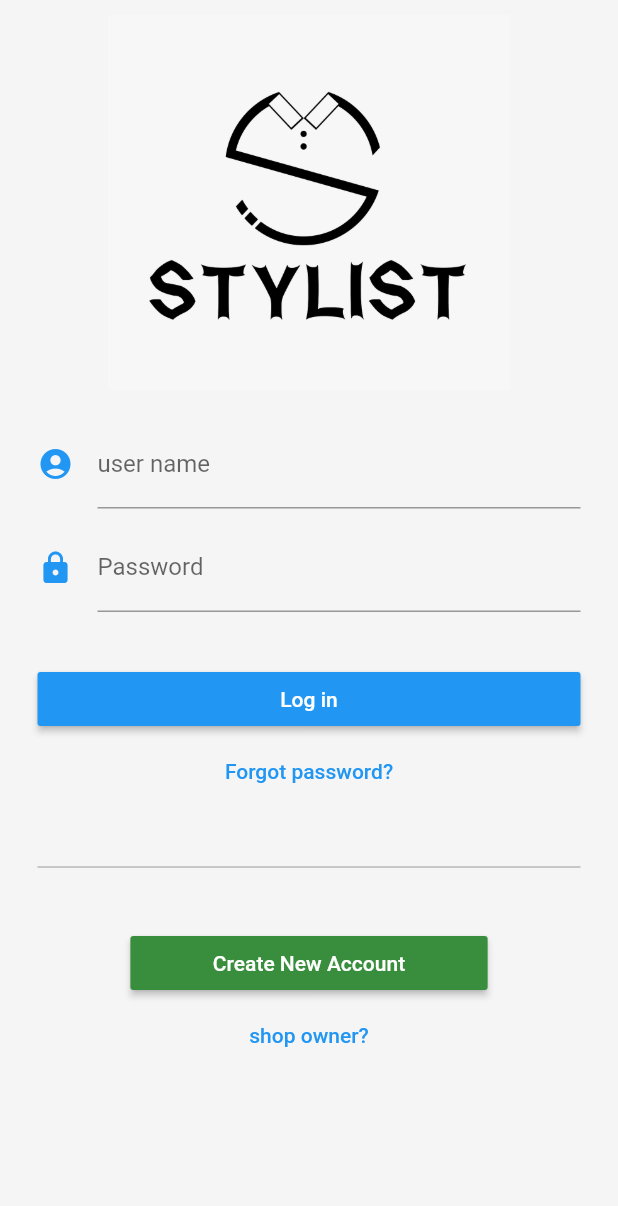
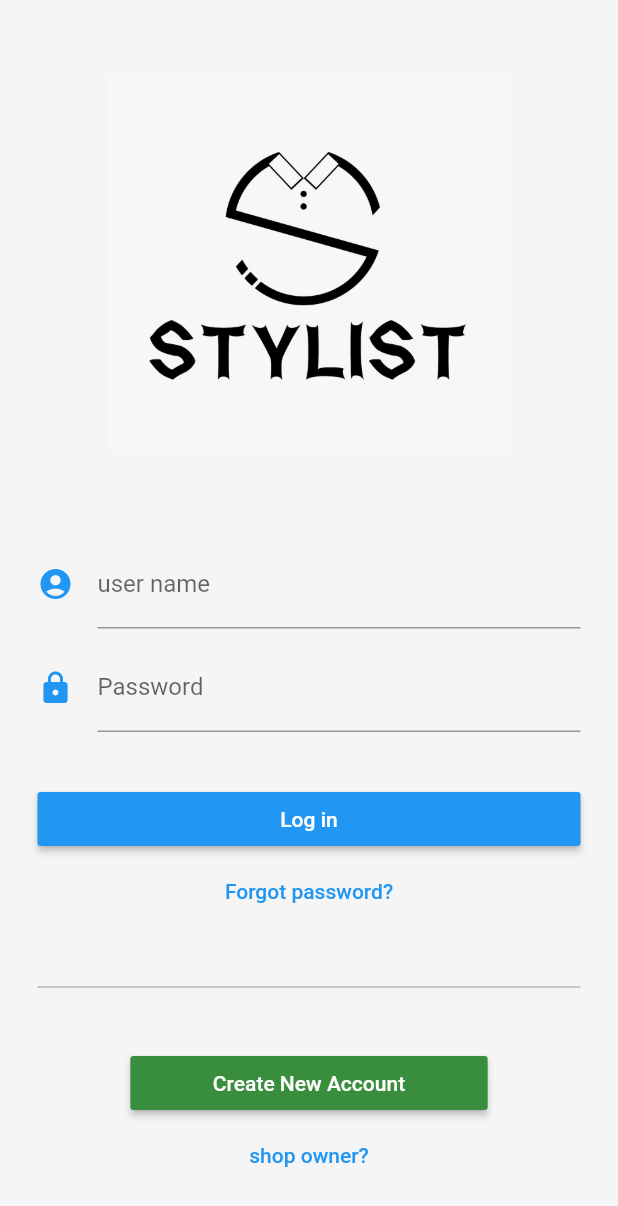
Before and after one commit to hassanMetwally/store, a Flutter app: the screen it shows after launch, on a phone screen of 412 x 824 dp. Shown: the top 1206 px of the screen. Run offline on Flutter 3.47's test engine with Material 2 defaults, Android fonts, the phone set to English and light mode, and no system bars; our stand-ins replace cloud_firestore, firebase_auth, firebase_storage, image_picker; accounts and stored records are empty.

Commit message:
adding the customer view

```diff
--- a/lib/view/costumer_view/screens/customer_sign_in.dart
+++ b/lib/view/costumer_view/screens/customer_sign_in.dart
@@ -4,14 +4,14 @@ import 'package:store/view/costumer_view/screens/customer_home.dart';
 import 'package:store/view/costumer_view/screens/customer_registering.dart';
 import 'package:store/view/shop_owner_view/shop_owner_home.dart';
 
-class LogIn extends StatefulWidget {
+class SignIn extends StatefulWidget {
   @override
   State<StatefulWidget> createState() {
     return LoginState();
   }
 }
 
-class LoginState extends State<LogIn> {
+class LoginState extends State<SignIn> {
   TextEditingController _userController = TextEditingController();
   TextEditingController _passwordController = TextEditingController();
 
@@ -36,13 +36,13 @@ class LoginState extends State<LogIn> {
         child: ListView(
           padding: EdgeInsets.symmetric(horizontal: 25),
           children: <Widget>[
-            Padding(padding: EdgeInsets.only(top: 10.0)),
+            Padding(padding: EdgeInsets.only(top: 50.0)),
             Image.asset(
               "assets/images/splashLogo.jpeg",
               width: 250,
               height: 250,
             ),
-            Padding(padding: EdgeInsets.all(10.0)),
+            Padding(padding: EdgeInsets.all(30.0)),
             TextField(
               controller: _userController,
               keyboardType: TextInputType.emailAddress,
@@ -131,7 +131,8 @@ class LoginState extends State<LogIn> {
                 FlatButton(
                   child: Text('shop owner?'),
                   onPressed: () {
-                    Navigator.push(context, MaterialPageRoute(builder: (contex){
+                    Navigator.push(context,
+                        MaterialPageRoute(builder: (contex) {
                       return ShopOwnerHome();
                     }));
                   },
--- a/lib/view/costumer_view/screens/home_tabs/explore.dart
+++ b/lib/view/costumer_view/screens/home_tabs/explore.dart
@@ -95,7 +95,7 @@ class _ExploreState extends State<Explore> {
           child: Column(
             children: <Widget>[
               SizedBox(
-                height: MediaQuery.of(context).size.height * .19,
+                height: MediaQuery.of(context).size.height * .185,
                 child: Image(
                   image: ExactAssetImage("assets/images/placeholder_bg.png"),
                   fit: BoxFit.cover,
@@ -106,7 +106,7 @@ class _ExploreState extends State<Explore> {
                 children: <Widget>[
                   SizedBox(
                     width: 30,
-                    height: 25,
+                    height: 21,
                     child: IconButton(
                         padding: EdgeInsets.only(left: 10,top: 3),
                         iconSize: 18,
@@ -118,7 +118,7 @@ class _ExploreState extends State<Explore> {
                   ),
                   SizedBox(
                     width: 30,
-                    height: 25,
+                    height: 21,
                     child: IconButton(
                       padding: EdgeInsets.only(right: 10,top: 3),
                         iconSize: 18,
--- a/lib/view/costumer_view/screens/splash_screen.dart
+++ b/lib/view/costumer_view/screens/splash_screen.dart
@@ -16,7 +16,7 @@ class _SplashScreenState extends State<SplashScreen> {
       Duration(seconds: 1, milliseconds: 30),
       () => Navigator.pushAndRemoveUntil(
           context,
-          MaterialPageRoute(builder: (context) => LogIn()),
+          MaterialPageRoute(builder: (context) => SignIn()),
           (Route route) => false),
     );
   }
```
Also changed, not shown: lib/view/costumer_view/shared_ui/customer_navigation_drawer.dart (+24 -7 lines), pubspec.lock.
